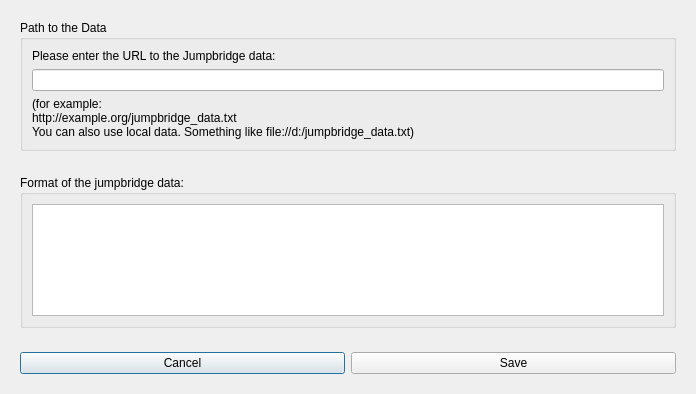
Xanthos-Code/vintel, file src/vi/ui/JumpbridgeChooser.ui: the form before one commit.
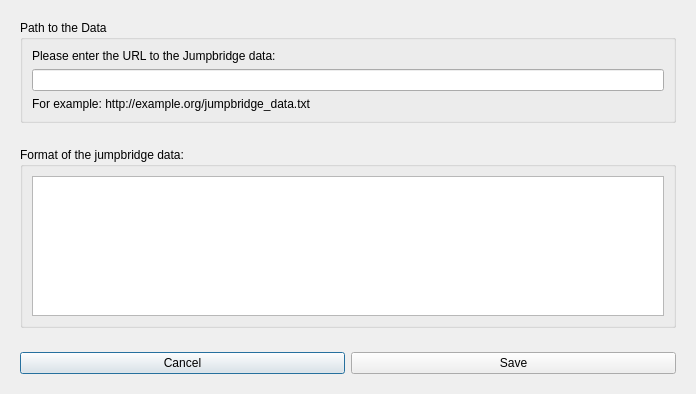
The form after the commit.

Commit message: File:// scheme is no longer supported for jb data

```diff
--- a/src/vi/ui/JumpbridgeChooser.ui
+++ b/src/vi/ui/JumpbridgeChooser.ui
@@ -28,9 +28,7 @@
            <item row="1" column="0">
             <widget class="QLabel" name="label2">
              <property name="text">
-              <string>(for example:
-http://example.org/jumpbridge_data.txt
-You can also use local data. Something like file://d:/jumpbridge_data.txt)</string>
+              <string>For example: http://example.org/jumpbridge_data.txt</string>
              </property>
             </widget>
            </item>
```
